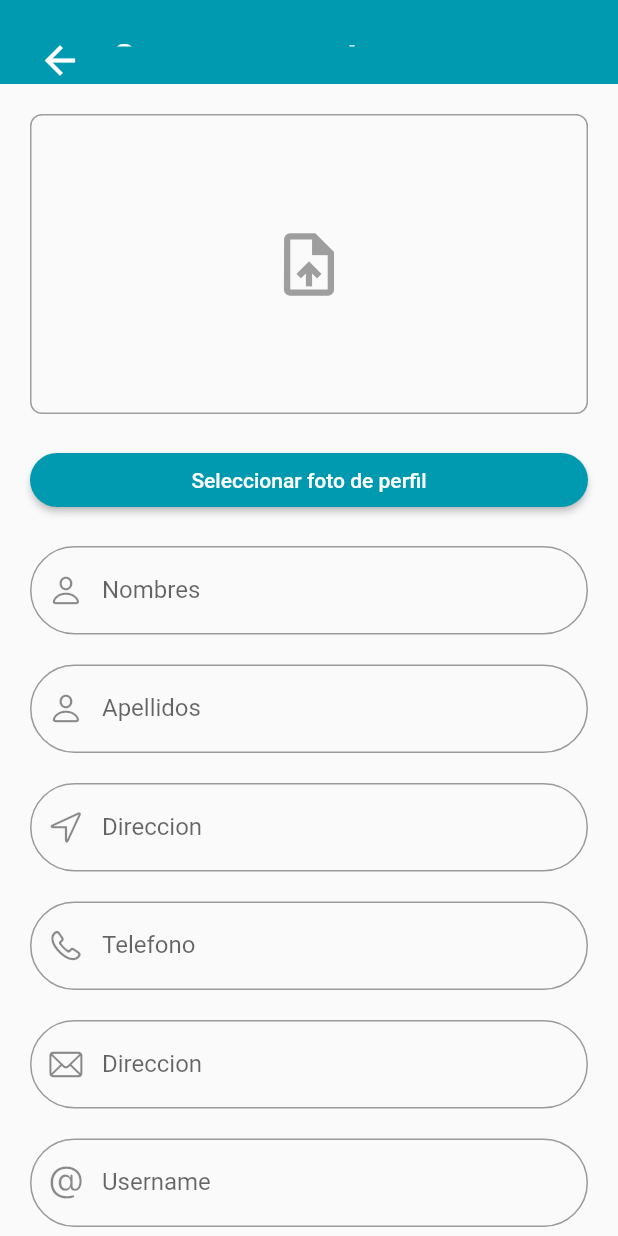
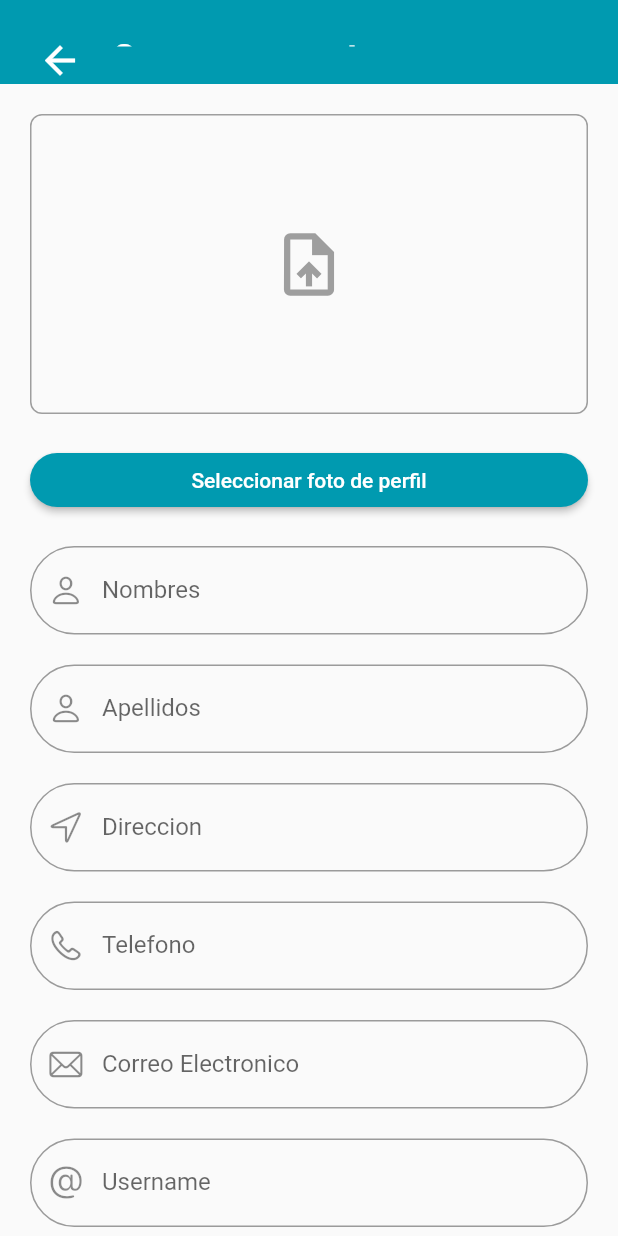
Before and after one commit to lduchi/Front-Family_Lost-FAAN, a Flutter app: the RegisterPage screen opened directly, on a phone screen of 412 x 824 dp. Run offline on Flutter 3.47's test engine with Material 2 defaults, Android fonts, the phone set to English and light mode, and no system bars; our stand-ins replace dio, flutter_bloc, fluttertoast, google_fonts, google_maps_flutter, iconly and 4 more; missing offline and left inert: jwt_decode_full, material_dialogs; accounts and stored records are empty; project files that could hold a hidden picture were left out.

Commit message:
Registro
** Plugin de loaders añadido
    -- Documentacion: https://pub.dev/packages/loading_animation_widget

```diff
--- a/lib/Screen/Sign_In_Up/RegisterPage.dart
+++ b/lib/Screen/Sign_In_Up/RegisterPage.dart
@@ -3,10 +3,14 @@ import 'package:familylost_faan/ServiciosApp/models/usuarios.dart';
 import 'package:familylost_faan/ServiciosApp/services/register_service.dart';
 import 'package:familylost_faan/core/utils/show_messages.dart';
 import 'package:familylost_faan/core/utils/text_input.dart';
+import 'package:familylost_faan/utilities/enum/dialog_type.dart';
 import 'package:familylost_faan/widgets/RegisterPageAppBar.dart';
+import 'package:familylost_faan/widgets/custom_quick_alert.dart';
 import 'package:flutter/material.dart';
 import 'package:flutter/cupertino.dart';
 import 'package:image_picker/image_picker.dart';
+import 'package:loading_animation_widget/loading_animation_widget.dart';
+
 
 class RegisterPage extends StatefulWidget {
   @override
@@ -22,7 +26,7 @@ class _RegisterPageState extends State<RegisterPage> {
   TextEditingController usernameController = TextEditingController();
   TextEditingController passwordController = TextEditingController();
   TextEditingController passRepeatController = TextEditingController();
-
+  bool isLoading = false;
   @override
   void dispose() {
     nombreController.dispose();
@@ -59,7 +63,9 @@ class _RegisterPageState extends State<RegisterPage> {
   Widget build(BuildContext context) {
     return Scaffold(
       appBar: RegisterPageAppBar(),
-      body: ListView(
+      body: Stack(
+        children: [
+          ListView(
             padding: EdgeInsets.all(20),
             children: [
               Container(
@@ -70,7 +76,6 @@ class _RegisterPageState extends State<RegisterPage> {
                   borderRadius: BorderRadius.circular(8),
                 ),
                 child: Center(
-              child: Center(
                   child: imageFile != null
                       ? Image.file(
                     imageFile!,
@@ -80,7 +85,6 @@ class _RegisterPageState extends State<RegisterPage> {
                     Icons.upload_file,
                     size: 50,
                     color: Colors.grey,
-                      ),
                   ),
                 ),
               ),
@@ -117,8 +121,8 @@ class _RegisterPageState extends State<RegisterPage> {
                   icon: CupertinoIcons.phone),
               SizedBox(height: 10),
               CustomTextInput(
-              controller: direccionController,
-              label: "Direccion",
+                  controller: emailController,
+                  label: "Correo Electronico",
                   icon: CupertinoIcons.mail),
               SizedBox(height: 10),
               CustomTextInput(
@@ -176,6 +180,15 @@ class _RegisterPageState extends State<RegisterPage> {
               ),
             ],
           ),
+          if (isLoading)
+            Container(
+              color: Colors.black.withOpacity(0.01),
+              child: Center(
+                child: LoadingAnimationWidget.inkDrop(color: Colors.red, size: 50),
+              ),
+            ),
+        ],
+      ),
     );
   }
 
@@ -218,12 +231,24 @@ class _RegisterPageState extends State<RegisterPage> {
       );
 
       final UsuariosService apiService = UsuariosService();
+      setState(() {
+        isLoading = true;
+      });
       try {
         await apiService.saveUser(userNuevo, imageFile!, context);
-        print('Publicacion guardada ');
+        setState(() {
+          isLoading = false;
+        });
+        CustomMaterialDialog.successOrError(context: context, type: DialogType.loading, title: "¡Hey!", message: "Gracias por registrarte");
       } catch (e) {
         print('Error al guardar la publicación: $e');
+        setState(() {
+          isLoading = false;
+        });
+        CustomMaterialDialog.successOrError(context: context, type: DialogType.error, title: "Whoops..", message: "Estamos teniendo problemas una disculpa :)");
+
       }
     }
   }
+
 }
--- a/lib/widgets/RegisterPageAppBar.dart
+++ b/lib/widgets/RegisterPageAppBar.dart
@@ -24,7 +24,8 @@ class RegisterPageAppBar extends StatelessWidget
           Padding(
             padding: EdgeInsets.only(left: 20),
             child: Text(
-              "Crear una cuenta",
+              ""
+                  "Crear una cuenta",
               style: TextStyle(
                 fontSize: 23,
                 fontWeight: FontWeight.bold,
--- a/lib/widgets/custom_quick_alert.dart
+++ b/lib/widgets/custom_quick_alert.dart
@@ -12,7 +12,6 @@ import 'package:lottie/lottie.dart';
 import 'package:material_dialogs/material_dialogs.dart';
 import 'package:material_dialogs/shared/types.dart';
 import 'package:material_dialogs/widgets/buttons/icon_button.dart';
-
 import '../utilities/enum/state_post.dart';
 
 class CustomMaterialDialog {
--- a/pubspec.yaml
+++ b/pubspec.yaml
@@ -34,6 +34,7 @@ dependencies:
   cached_network_image: ^3.2.3
   http: ^0.13.6
   http_parser: ^4.0.2
+  loading_animation_widget:
 
   fluttertoast: ^8.2.5
   image_picker: ^1.0.4
```
Also changed, not shown: pubspec.lock. Lines whose indentation alone changed are shown as unchanged.
